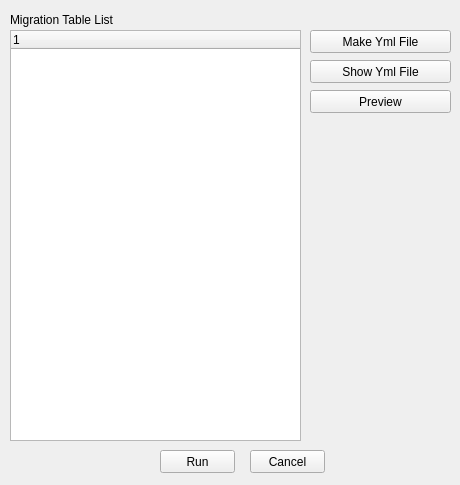
The window that ui/summary.ui (jihyoo0205/embulk) describes before a commit, drawn with Qt 5.
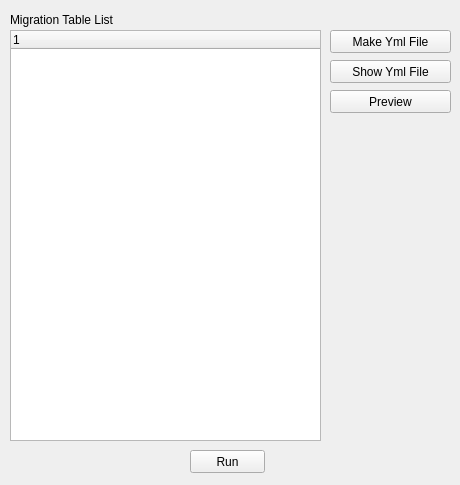
The same window after the commit.

What changed in the file:
```diff
--- a/ui/summary.ui
+++ b/ui/summary.ui
@@ -28,7 +28,7 @@
   <widget class="QPushButton" name="pushButton_2">
    <property name="geometry">
     <rect>
-     <x>160</x>
+     <x>190</x>
      <y>450</y>
      <width>75</width>
      <height>23</height>
@@ -38,20 +38,7 @@
     <string>Run</string>
    </property>
   </widget>
-  <widget class="QPushButton" name="pushButton_3">
-   <property name="geometry">
-    <rect>
-     <x>250</x>
-     <y>450</y>
-     <width>75</width>
-     <height>23</height>
-    </rect>
-   </property>
-   <property name="text">
-    <string>Cancel</string>
-   </property>
-  </widget>
-  <widget class="QLabel" name="labelSrcRdbms">
+  <widget class="QLabel" name="labelMigTableList">
    <property name="geometry">
     <rect>
      <x>10</x>
@@ -67,9 +54,9 @@
   <widget class="QPushButton" name="pushButtonSrcTestConn">
    <property name="geometry">
     <rect>
-     <x>310</x>
+     <x>330</x>
      <y>30</y>
-     <width>141</width>
+     <width>121</width>
      <height>23</height>
     </rect>
    </property>
@@ -82,7 +69,7 @@
     <rect>
      <x>10</x>
      <y>30</y>
-     <width>291</width>
+     <width>311</width>
      <height>411</height>
     </rect>
    </property>
@@ -95,9 +82,9 @@
   <widget class="QPushButton" name="pushButtonSrcTestConn_2">
    <property name="geometry">
     <rect>
-     <x>310</x>
+     <x>330</x>
      <y>60</y>
-     <width>141</width>
+     <width>121</width>
      <height>23</height>
     </rect>
    </property>
@@ -108,9 +95,9 @@
   <widget class="QPushButton" name="pushButtonSrcTestConn_3">
    <property name="geometry">
     <rect>
-     <x>310</x>
+     <x>330</x>
      <y>90</y>
-     <width>141</width>
+     <width>121</width>
      <height>23</height>
     </rect>
    </property>
```
Left out of the diff: 8 changed lines with no effect on the pictures.
